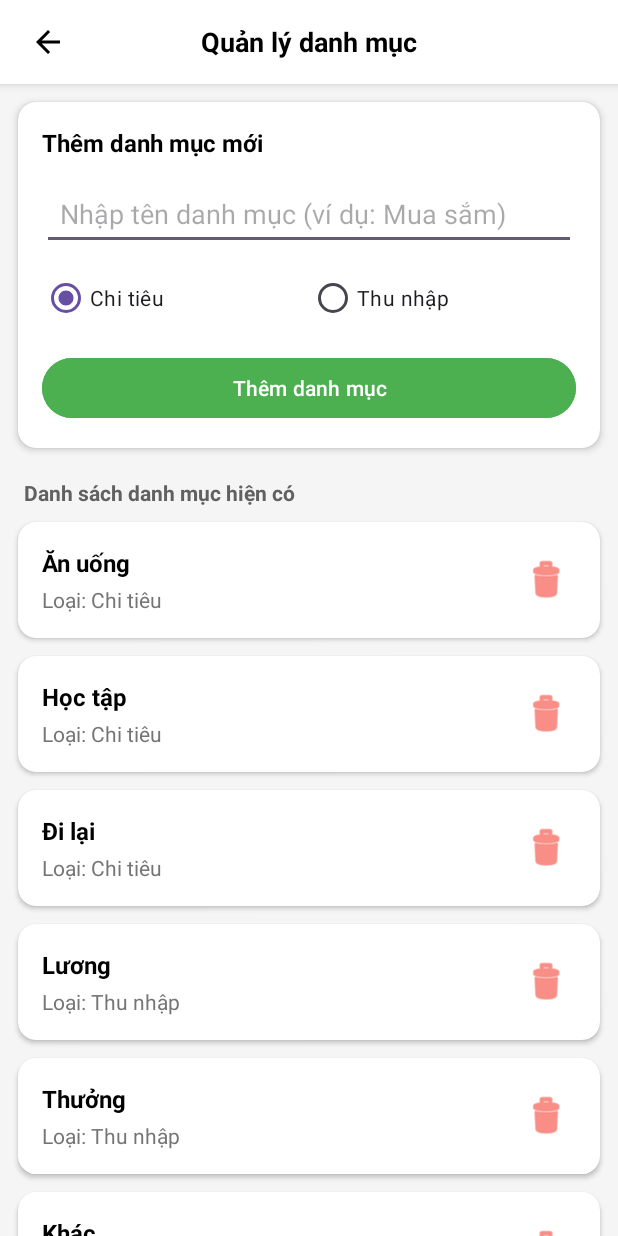
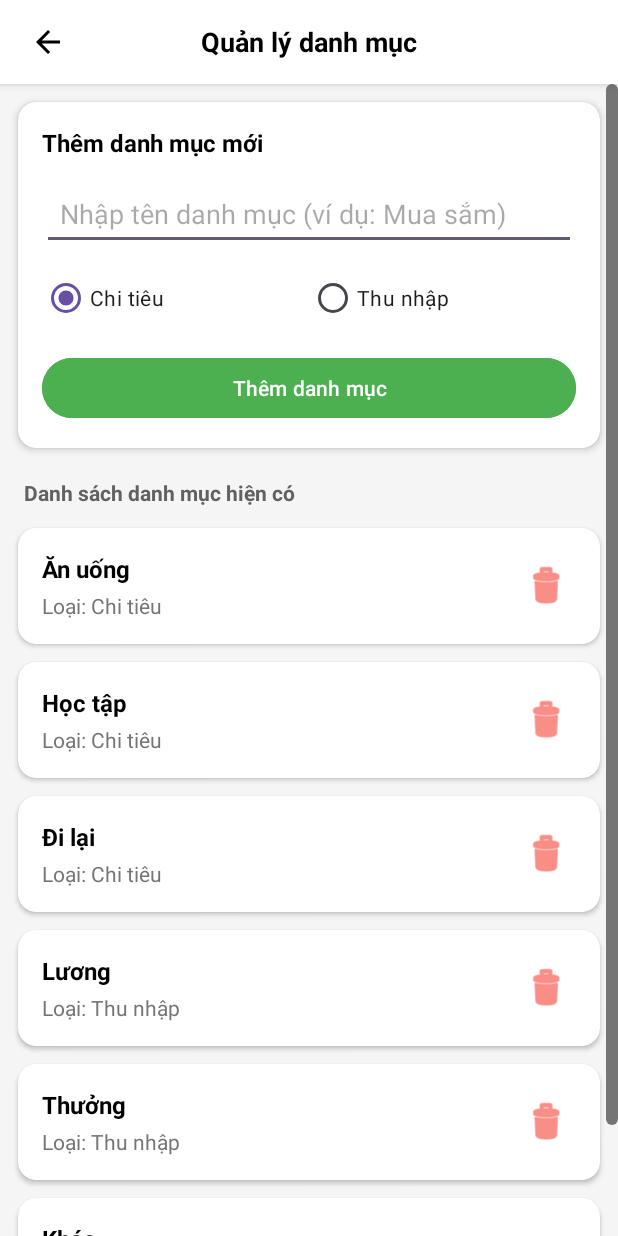
Before and after one commit to Taydiptria/chi-tieu-ca-nhan, an Android app: the CategoryActivity screen opened directly, with no data from a screen before it, on a phone screen of 412 x 824 dp. Run offline under Robolectric (Android 15) with nearby library versions, the phone set to English and light mode, and no system bars; our stand-ins replace Room's generated code.

Commit message:
Cap nhat chuc nang quan ly danh muc va tinh so du

```diff
--- a/app/src/main/java/com/example/quanlichitieu/CategoryActivity.java
+++ b/app/src/main/java/com/example/quanlichitieu/CategoryActivity.java
@@ -53,6 +53,7 @@ public class CategoryActivity extends AppCompatActivity {
         tvEmptyCategories = findViewById(R.id.tvEmptyCategories);
 
         rvCategories.setLayoutManager(new LinearLayoutManager(this));
+        rvCategories.setNestedScrollingEnabled(false);
         adapter = new CategoryAdapter(categoryList);
         rvCategories.setAdapter(adapter);
     }
--- /dev/null
+++ b/app/src/main/res/drawable/scrollbar_thumb.xml
@@ -0,0 +1,6 @@
+<?xml version="1.0" encoding="utf-8"?>
+<shape xmlns:android="http://schemas.android.com/apk/res/android">
+    <solid android:color="#757575" />
+    <corners android:radius="4dp" />
+    <size android:width="8dp" />
+</shape>
--- a/app/src/main/res/layout/activity_category.xml
+++ b/app/src/main/res/layout/activity_category.xml
@@ -34,6 +34,23 @@
             android:textSize="18sp"
             android:textStyle="bold" />
     </RelativeLayout>
+
+    <androidx.core.widget.NestedScrollView
+        android:id="@+id/scrollViewCategory"
+        android:layout_width="match_parent"
+        android:layout_height="0dp"
+        android:layout_weight="1"
+        android:fillViewport="true"
+        android:fadeScrollbars="false"
+        android:scrollbarSize="8dp"
+        android:scrollbarThumbVertical="@drawable/scrollbar_thumb"
+        android:scrollbars="vertical">
+
+        <LinearLayout
+            android:layout_width="match_parent"
+            android:layout_height="wrap_content"
+            android:orientation="vertical"
+            android:paddingBottom="24dp">
 
             <!-- Form Thêm Danh Mục -->
             <androidx.cardview.widget.CardView
@@ -105,33 +122,29 @@
                 android:layout_height="wrap_content"
                 android:layout_marginHorizontal="16dp"
                 android:layout_marginTop="8dp"
-        android:layout_marginBottom="4dp"
+                android:layout_marginBottom="8dp"
                 android:text="Danh sách danh mục hiện có"
                 android:textColor="#616161"
                 android:textSize="14sp"
                 android:textStyle="bold" />
 
             <!-- RecyclerView Danh sách -->
-    <FrameLayout
-        android:layout_width="match_parent"
-        android:layout_height="0dp"
-        android:layout_weight="1">
-
             <androidx.recyclerview.widget.RecyclerView
                 android:id="@+id/rvCategories"
                 android:layout_width="match_parent"
-            android:layout_height="match_parent"
-            android:clipToPadding="false"
-            android:paddingBottom="16dp" />
+                android:layout_height="wrap_content"
+                android:nestedScrollingEnabled="false" />
 
             <TextView
                 android:id="@+id/tvEmptyCategories"
                 android:layout_width="wrap_content"
                 android:layout_height="wrap_content"
                 android:layout_gravity="center"
+                android:layout_marginTop="24dp"
                 android:text="Chưa có danh mục nào"
                 android:textColor="#9E9E9E"
                 android:textSize="16sp"
                 android:visibility="gone" />
-    </FrameLayout>
         </LinearLayout>
+    </androidx.core.widget.NestedScrollView>
+</LinearLayout>
```
Lines whose indentation alone changed are shown as unchanged.
